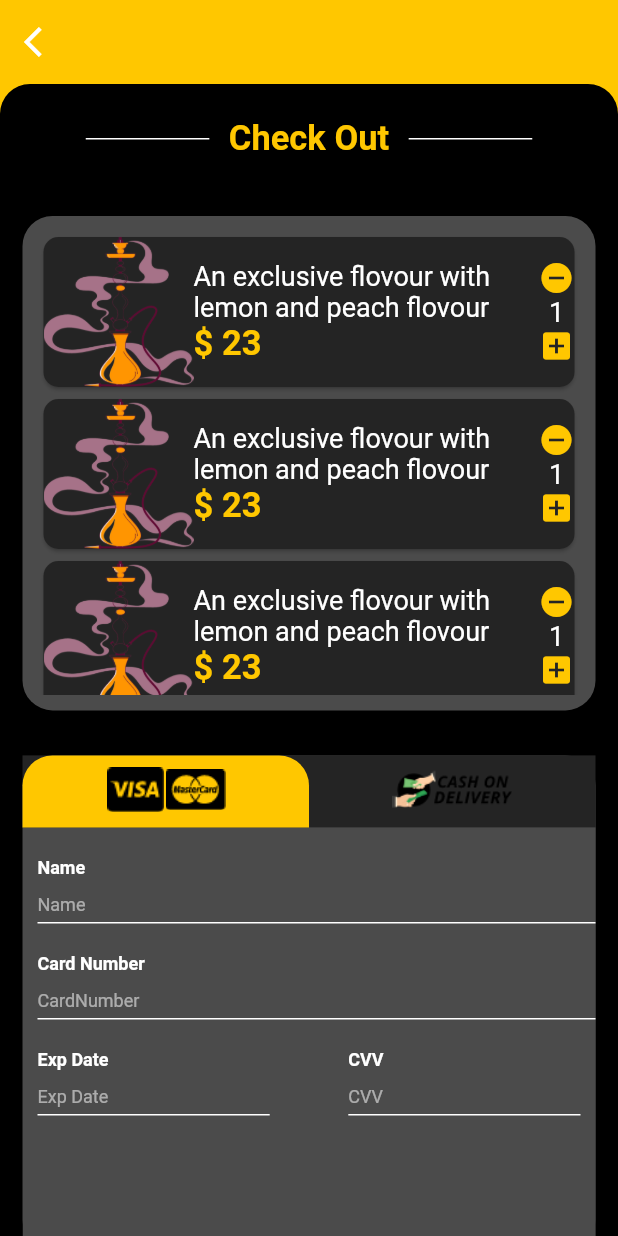
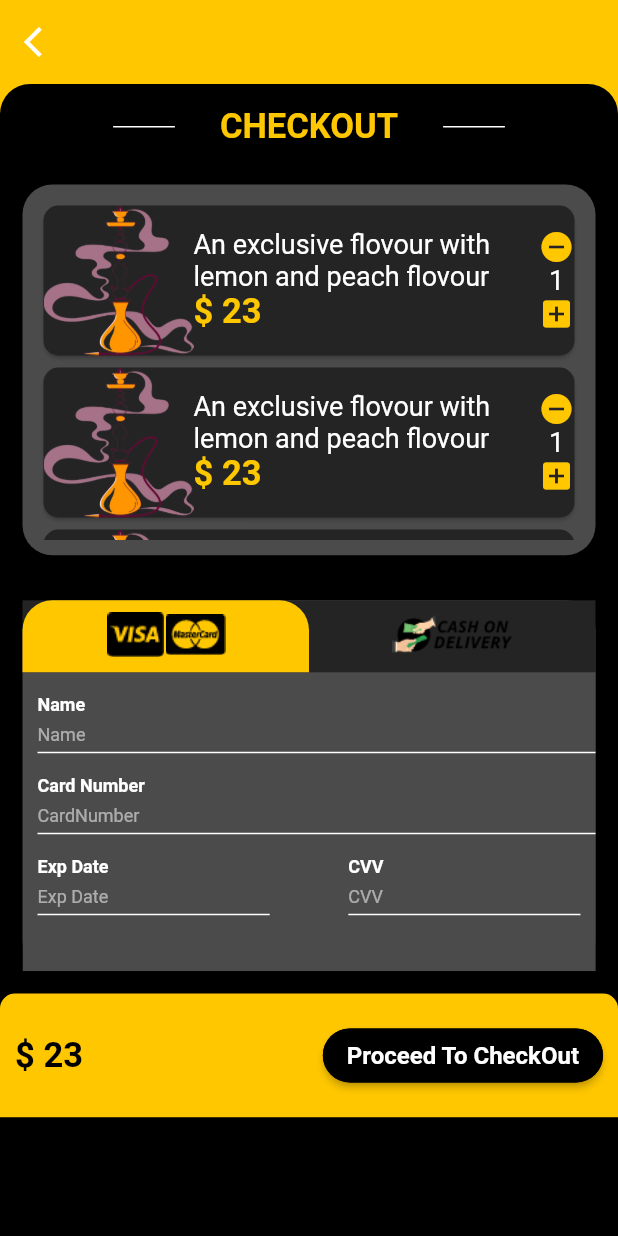
Before and after one commit to tashfeenzaidi/Hokaa, a Flutter app: the CartScreen screen opened by its route, after a tap on "Add To Cart", on a phone screen of 412 x 824 dp. Run offline on Flutter 3.47's test engine with Material 2 defaults, Android fonts, the phone set to English and light mode, and no system bars; our stand-ins replace get; Roboto replaces fonts that are missing (Helvetica).

```diff
--- a/lib/Screens/CheckOutCard/creditcard.dart
+++ b/lib/Screens/CheckOutCard/creditcard.dart
@@ -30,15 +30,13 @@ class _CreditCardFieldsState extends State<CreditCardFields> {
                 crossAxisAlignment: CrossAxisAlignment.start,
                 children: [
                   Padding(
-                    padding:
-                        const EdgeInsets.only(left: 10.0, top: 10, bottom: 10),
+                    padding: cardfieldPadding,
                     child: Text("Name",
                         style: TextStyle(color: Colors.white, fontSize: 12)),
                   ),
                   Padding(
                     padding: EdgeInsets.only(left: 10.0),
                     child: Container(
-                      height: 30,
                       constraints: BoxConstraints(maxHeight: 20),
                       child: TextFormField(
                         controller: name,
@@ -74,8 +72,7 @@ class _CreditCardFieldsState extends State<CreditCardFields> {
                 crossAxisAlignment: CrossAxisAlignment.start,
                 children: [
                   Padding(
-                    padding:
-                        const EdgeInsets.only(left: 10.0, top: 10, bottom: 10),
+                    padding: cardfieldPadding,
                     child: Text("Card Number",
                         style: TextStyle(color: Colors.white, fontSize: 12)),
                   ),
@@ -122,8 +119,7 @@ class _CreditCardFieldsState extends State<CreditCardFields> {
                       crossAxisAlignment: CrossAxisAlignment.start,
                       children: [
                         Padding(
-                          padding: const EdgeInsets.only(
-                              left: 10.0, top: 10, bottom: 10),
+                          padding: cardfieldPadding,
                           child: Text("Exp Date",
                               style:
                                   TextStyle(color: Colors.white, fontSize: 12)),
@@ -168,8 +164,7 @@ class _CreditCardFieldsState extends State<CreditCardFields> {
                       crossAxisAlignment: CrossAxisAlignment.start,
                       children: [
                         Padding(
-                          padding: const EdgeInsets.only(
-                              left: 10.0, top: 10, bottom: 10),
+                          padding: cardfieldPadding,
                           child: Text("CVV",
                               style:
                                   TextStyle(color: Colors.white, fontSize: 12)),
--- a/lib/Screens/cartScreen.dart
+++ b/lib/Screens/cartScreen.dart
@@ -162,10 +162,7 @@ class CartScreen extends StatelessWidget {
                             height: 22,
                             color: primaryColor,
                           ),
-                          Text(
-                            "Add To Cart",
-                            style: TextStyle(color: Colors.white, fontSize: 16),
-                          )
+                          Text("Add To Cart", style: checkoutButtonText)
                         ],
                       ),
                     )
--- a/lib/Screens/checkout.dart
+++ b/lib/Screens/checkout.dart
@@ -26,23 +26,24 @@ class CheckOutScreen extends StatelessWidget {
         child: ListView(
           children: [
             Padding(
-              padding: const EdgeInsets.all(10.0),
+              padding: const EdgeInsets.only(
+                  top: 15.0, left: 20, right: 20, bottom: 10),
               child: Row(
                 mainAxisAlignment: MainAxisAlignment.center,
                 children: [
                   Container(
-                      width: MediaQuery.of(context).size.width * 0.2,
+                      width: MediaQuery.of(context).size.width * 0.1,
                       child: Divider(
                         color: Colors.white,
                         thickness: 1,
                       )),
                   Padding(
-                    padding: const EdgeInsets.all(13.0),
-                    child: Text("Check Out",
+                    padding: const EdgeInsets.only(left: 30, right: 30),
+                    child: Text("CHECKOUT",
                         style: Theme.of(context).textTheme.headline3),
                   ),
                   Container(
-                      width: MediaQuery.of(context).size.width * 0.2,
+                      width: MediaQuery.of(context).size.width * 0.1,
                       child: Divider(
                         color: Colors.white,
                         thickness: 1,
@@ -58,7 +59,7 @@ class CheckOutScreen extends StatelessWidget {
                     color: paymentCardBackgroundColor,
                     borderRadius: BorderRadius.circular(20)),
                 child: SizedBox(
-                    height: MediaQuery.of(context).size.height * 0.4,
+                    height: MediaQuery.of(context).size.height * 0.3,
                     child: Padding(
                       padding: EdgeInsets.all(10),
                       child: ListView.builder(itemBuilder: (context, index) {
@@ -121,7 +122,7 @@ class CheckOutScreen extends StatelessWidget {
                     color: paymentCardBackgroundColor,
                     borderRadius: BorderRadius.circular(20)),
                 child: SizedBox(
-                    height: MediaQuery.of(context).size.height * 0.4,
+                    height: MediaQuery.of(context).size.height * 0.3,
                     child: TabBarWidget()),
               ),
             ),
@@ -152,7 +153,7 @@ class CheckOutScreen extends StatelessWidget {
                           },
                           child: Text(
                             "Proceed To CheckOut",
-                            style: TextStyle(color: Colors.white, fontSize: 16),
+                            style: checkoutButtonText
                           ))
                     ],
                   ),
--- a/lib/Screens/prouctdetails.dart
+++ b/lib/Screens/prouctdetails.dart
@@ -228,7 +228,7 @@ class _ProductDetailScreenState extends State<ProductDetailScreen> {
                         ),
                         Text(
                           "Add To Cart",
-                          style: TextStyle(color: Colors.white, fontSize: 16),
+                          style: checkoutButtonText
                         )
                       ],
                     ),
--- a/lib/constants.dart
+++ b/lib/constants.dart
@@ -12,3 +12,6 @@ final hintpadding = EdgeInsets.symmetric(vertical: 15, horizontal: 0);
 final drawerPadding = EdgeInsets.only(top: 25.0, left: 20);
 final validatorErrorStyle=TextStyle(height: 0.1);
 final creditCardHintTextstyle=  TextStyle(fontSize: 12, color: Colors.white54);
+final cardfieldPadding=EdgeInsets.only(left: 10.0, top: 5,bottom: 5);
+final checkoutButtonText=TextStyle(color: Colors.white, fontSize: 16);
+final priceTextStyle=TextStyle(color: Colors.black, fontSize: 16);
```
